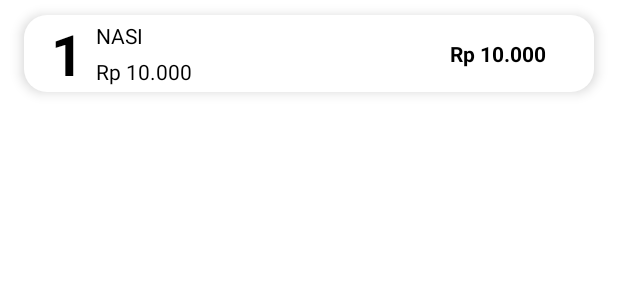
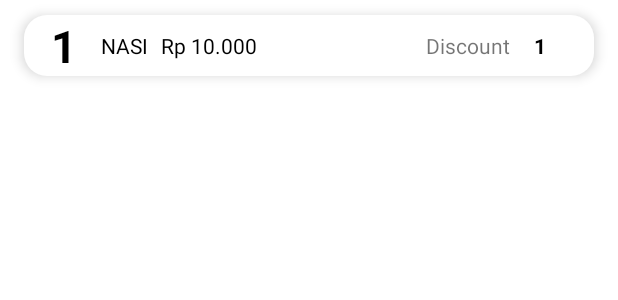
Before and after one commit to ridwan0806/Eugene, an Android app: the layout viewholder_cart.xml on its own in the app's theme, with its tools: preview values and no code run, on a phone screen of 412 x 824 dp. Shown: the top 300 px of the screen. Run offline under Robolectric (Android 15) with nearby library versions, the phone set to English and light mode, and no system bars.

Commit message:
view cart recycler versi satu

```diff
--- a/app/src/main/res/layout/viewholder_cart.xml
+++ b/app/src/main/res/layout/viewholder_cart.xml
@@ -1,6 +1,7 @@
 <?xml version="1.0" encoding="utf-8"?>
 <androidx.constraintlayout.widget.ConstraintLayout xmlns:android="http://schemas.android.com/apk/res/android"
     xmlns:app="http://schemas.android.com/apk/res-auto"
+    xmlns:tools="http://schemas.android.com/tools"
     android:layout_width="match_parent"
     android:layout_height="wrap_content"
     android:layout_marginStart="16dp"
@@ -14,11 +15,11 @@
         android:id="@+id/txtQtyOrderDetail"
         android:layout_width="wrap_content"
         android:layout_height="wrap_content"
+        android:layout_marginLeft="18dp"
         android:text="1"
-        android:textSize="38sp"
+        android:textColor="#000"
+        android:textSize="30sp"
         android:textStyle="bold"
-        android:textColor="#000"
-        android:layout_marginLeft="18dp"
         app:layout_constraintStart_toStartOf="parent"
         app:layout_constraintTop_toTopOf="parent" />
 
@@ -26,12 +27,12 @@
         android:id="@+id/txtNameOrderDetail"
         android:layout_width="wrap_content"
         android:layout_height="wrap_content"
-        android:layout_marginStart="8dp"
-        android:layout_marginTop="4dp"
+        android:layout_marginStart="16dp"
         android:text="NASI"
         android:textColor="#000"
         android:textSize="14sp"
         android:textStyle="normal"
+        app:layout_constraintBottom_toBottomOf="parent"
         app:layout_constraintStart_toEndOf="@+id/txtQtyOrderDetail"
         app:layout_constraintTop_toTopOf="parent" />
 
@@ -44,20 +45,30 @@
         android:textColor="#000"
         android:textSize="14sp"
         android:textStyle="normal"
-        app:layout_constraintBottom_toBottomOf="@+id/txtQtyOrderDetail"
-        app:layout_constraintStart_toEndOf="@+id/txtQtyOrderDetail"
-        app:layout_constraintTop_toBottomOf="@+id/txtNameOrderDetail" />
+        app:layout_constraintBottom_toBottomOf="parent"
+        app:layout_constraintStart_toEndOf="@+id/txtNameOrderDetail"
+        app:layout_constraintTop_toTopOf="parent" />
 
     <TextView
-        android:id="@+id/txtTotalPriceOrderDetail"
+        android:id="@+id/txtProductIdOrderDetail"
         android:layout_width="wrap_content"
         android:layout_height="wrap_content"
         android:layout_marginEnd="32dp"
-        android:text="Rp 10.000"
+        android:text="1"
         android:textColor="#000"
         android:textSize="14sp"
         android:textStyle="bold"
         app:layout_constraintBottom_toBottomOf="parent"
         app:layout_constraintEnd_toEndOf="parent"
         app:layout_constraintTop_toTopOf="parent" />
+
+    <TextView
+        android:id="@+id/txtDiscountOrderDetail"
+        android:layout_width="wrap_content"
+        android:layout_height="wrap_content"
+        android:layout_marginEnd="16dp"
+        android:text="Discount"
+        app:layout_constraintBottom_toBottomOf="parent"
+        app:layout_constraintEnd_toStartOf="@+id/txtProductIdOrderDetail"
+        app:layout_constraintTop_toTopOf="parent" />
 </androidx.constraintlayout.widget.ConstraintLayout>
```
Also changed, not shown: app/src/main/java/com/example/eugene/Adapter/CartAdapter.java (added, +68 -0 lines), app/src/main/java/com/example/eugene/Cart.java (+52 -0 lines), app/src/main/java/com/example/eugene/Database/MyDatabaseHelper.java (+33 -1 lines), app/src/main/java/com/example/eugene/HomeActivity.java (+23 -0 lines).
